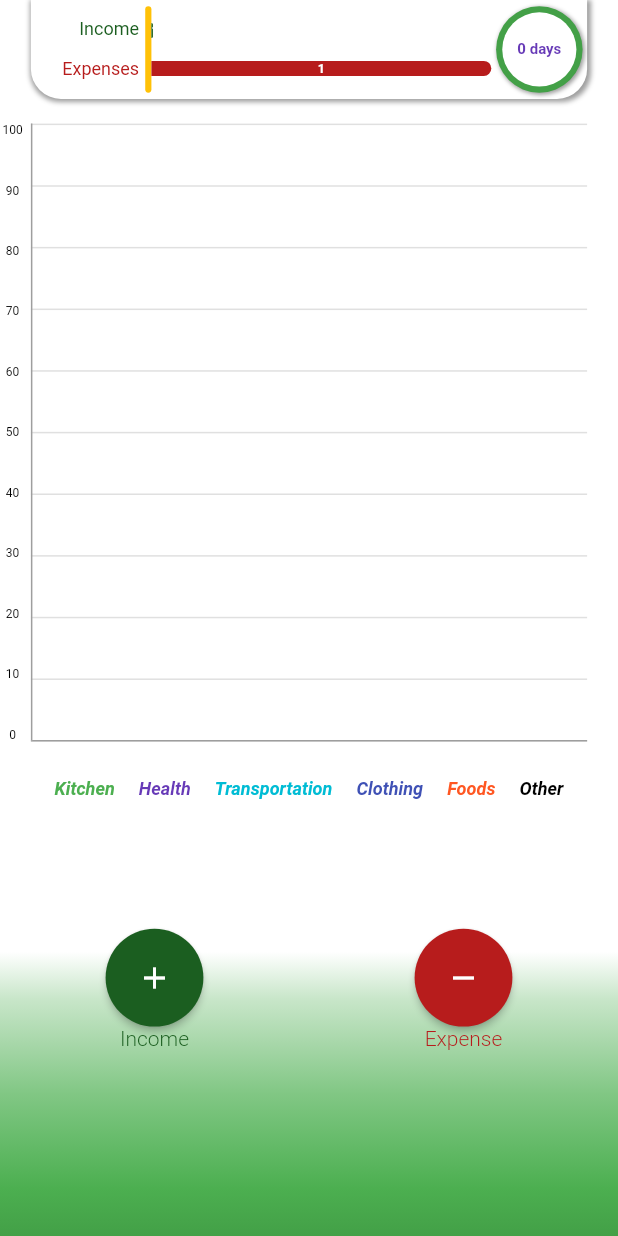
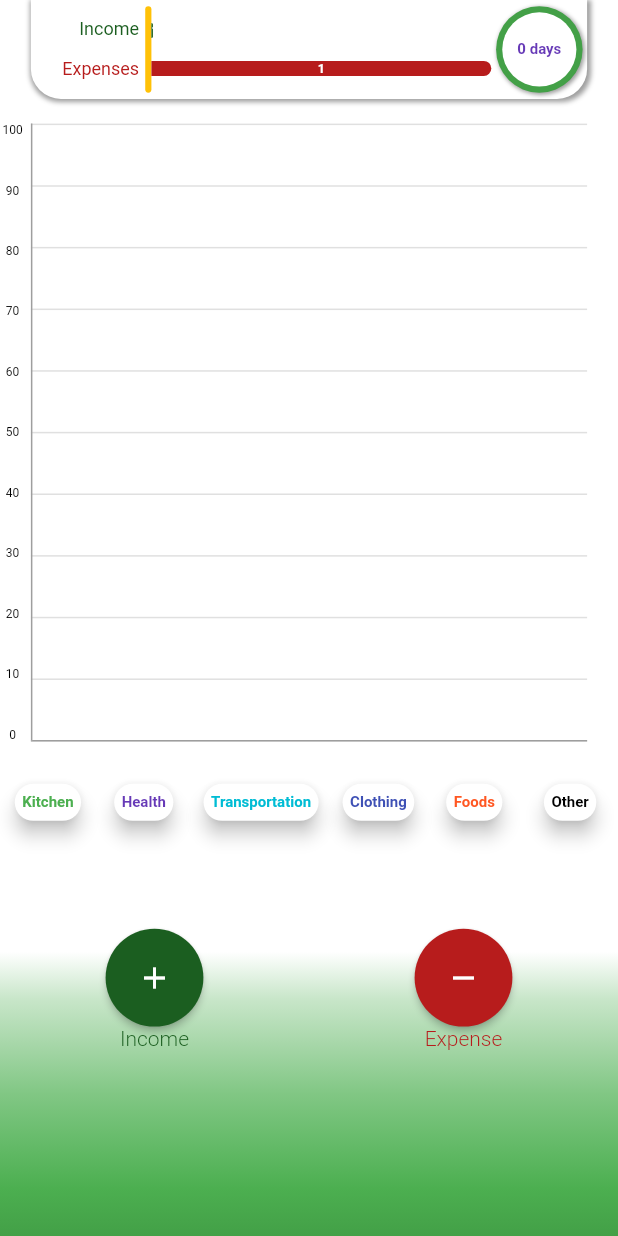
Before and after one commit to sharmashashi/myexpenses, a Flutter app: the screen it shows after launch, on a phone screen of 412 x 824 dp. Run offline on Flutter 3.47's test engine with Material 2 defaults, Android fonts, the phone set to English and light mode, and no system bars; our stand-ins replace shared_preferences.

```diff
--- a/lib/src/chart/charts.dart
+++ b/lib/src/chart/charts.dart
@@ -1,5 +1,8 @@
+import 'package:flutter/cupertino.dart';
 import 'package:flutter/material.dart';
 import 'package:myexpenses/src/chart/chart_provider.dart';
+import 'package:myexpenses/src/detailed_categories/category_router.dart';
+import 'package:myexpenses/src/detailed_categories/kitchen.dart';
 import 'package:myexpenses/src/utils/dimention_in_percent.dart';
 
 import 'package:provider/provider.dart';
@@ -222,7 +225,6 @@ class _CategoryItemState extends State<CategoryItem> {
               ? (percent(widget.regionHeight, 100) /
                       _barChartProvider.getTotalExpense) *
                   providerGetters[widget.itemKey]
-
               : 0,
           width: percent(widget.regionWidth, 10),
           color: barColors[widget.itemKey],
@@ -244,35 +246,44 @@ class ChartItemText extends StatelessWidget {
     return Container(
         width: MediaQuery.of(context).size.width,
         alignment: Alignment.center,
-        child: Column(
-          crossAxisAlignment: CrossAxisAlignment.center,
+        child: Row(
+          mainAxisAlignment: MainAxisAlignment.spaceAround,
           children: <Widget>[
-            Row(
-              mainAxisAlignment: MainAxisAlignment.center,
-              children: <Widget>[
-                createChartItemText('Kitchen', Colors.green),
-                createChartItemText('Health', Colors.deepPurple),
-                createChartItemText('Transportation', Colors.cyan),
-                createChartItemText('Clothing', Colors.indigo),
-                createChartItemText('Foods', Colors.deepOrange),
-                createChartItemText('Other', Colors.black),
-              ],
-            ),
+            createChartItemText('Kitchen', Colors.green, context),
+            createChartItemText('Health', Colors.deepPurple, context),
+            createChartItemText('Transportation', Colors.cyan, context),
+            createChartItemText('Clothing', Colors.indigo, context),
+            createChartItemText('Foods', Colors.deepOrange, context),
+            createChartItemText('Other', Colors.black, context),
           ],
         ));
   }
 
   ///returns chartItemtext
-  Widget createChartItemText(String itemName, Color color) {
+  Widget createChartItemText(
+      String itemName, Color color, BuildContext context) {
     return Padding(
-      padding: const EdgeInsets.symmetric(horizontal: 8.0),
+      padding: const EdgeInsets.symmetric(horizontal: 1.0),
+
+      ///custom button to navigate to category details
+
+      child: MaterialButton(
+        shape: RoundedRectangleBorder(borderRadius: BorderRadius.circular(500)),
+        elevation: 5,
+        color: Colors.white,
+        height: percent(MediaQuery.of(context).size.height, 3),
+        padding: EdgeInsets.all(5),
+        minWidth: percent(MediaQuery.of(context).size.height, 4),
+        onPressed: () => Navigator.of(context).push(
+            CupertinoPageRoute(builder: (BuildContext context) => CategoryRouter(categoryKey:itemName))),
         child: Text(
           itemName,
           style: TextStyle(
               color: color,
-            fontSize: 12,
+              fontSize: 10,
               fontWeight: FontWeight.bold,
-            fontStyle: FontStyle.italic),
+              fontStyle: FontStyle.normal),
+        ),
       ),
     );
   }
--- a/lib/src/home/home.dart
+++ b/lib/src/home/home.dart
@@ -63,7 +63,7 @@ class _HomeState extends State<Home> {
 
               ///for chartItemtext
               Positioned(
-                top: percent(MediaQuery.of(context).size.height, 63),
+                top: percent(MediaQuery.of(context).size.height, 62),
                 child: ChartItemText(),
               ),
 
--- a/lib/src/home/home_provider.dart
+++ b/lib/src/home/home_provider.dart
@@ -10,10 +10,10 @@ class HomeProvider with ChangeNotifier {
     SharedPreferences myprefs = await SharedPreferences.getInstance();
     myprefs.getDouble('totalIncome') == null
         ? setTotalIncome = 1.0
-        : setTotalIncome = myprefs.getDouble('totalIncome')-1;
+        : setTotalIncome = myprefs.getDouble('totalIncome');
     myprefs.getDouble('totalExpense') == null
         ? setTotalExpense = 1.0
-        : setTotalExpense = myprefs.getDouble('totalExpense')-1;
+        : setTotalExpense = myprefs.getDouble('totalExpense');
     if (myprefs.getString('salaryDayDate') != null) {
       DateTime salaryDay = DateTime.parse(myprefs.getString('salaryDayDate'));
       setRemainingDays = salaryDay.difference(DateTime.now()).inDays;
```
Also changed, not shown: lib/src/detailed_categories/category_provider.dart (added, +21 -0 lines), lib/src/detailed_categories/category_router.dart (added, +31 -0 lines), lib/src/detailed_categories/clothing.dart (added, +15 -0 lines), lib/src/detailed_categories/common_widgets.dart (added, +53 -0 lines), lib/src/detailed_categories/foods.dart (added, +14 -0 lines), lib/src/detailed_categories/health.dart (added, +14 -0 lines), lib/src/detailed_categories/kitchen.dart (added, +31 -0 lines), lib/src/detailed_categories/other.dart (added, +15 -0 lines), lib/src/detailed_categories/transportation.dart (added, +14 -0 lines). Lines whose indentation alone changed are shown as unchanged.
